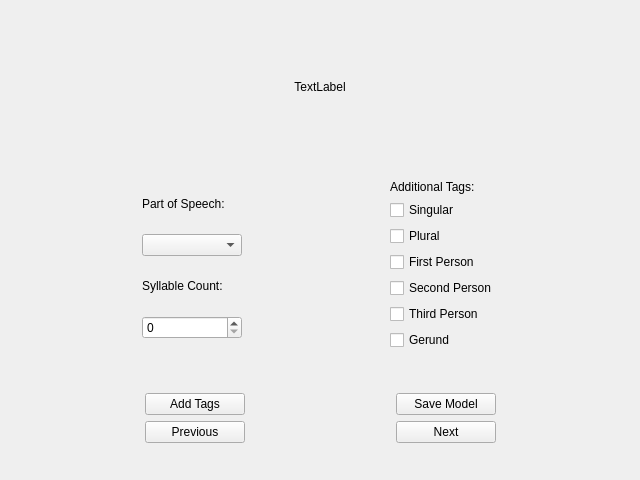
The window that ui/tagger.ui (CtrlAltDeplete/HaikuGrammar) describes before a commit, drawn with Qt 5.
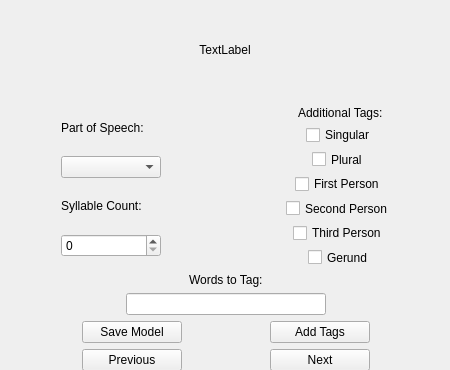
The same window after the commit.

```diff
--- a/ui/tagger.ui
+++ b/ui/tagger.ui
@@ -6,8 +6,8 @@
    <rect>
     <x>0</x>
     <y>0</y>
-    <width>640</width>
-    <height>480</height>
+    <width>450</width>
+    <height>370</height>
    </rect>
   </property>
   <property name="windowTitle">
@@ -18,8 +18,8 @@
     <rect>
      <x>0</x>
      <y>0</y>
-     <width>642</width>
-     <height>481</height>
+     <width>452</width>
+     <height>371</height>
     </rect>
    </property>
    <layout class="QVBoxLayout" name="verticalLayout">
@@ -36,19 +36,22 @@
       </property>
       <property name="minimumSize">
        <size>
-        <width>640</width>
+        <width>450</width>
         <height>100</height>
        </size>
       </property>
       <property name="maximumSize">
        <size>
-        <width>640</width>
+        <width>450</width>
         <height>100</height>
        </size>
       </property>
       <property name="text">
        <string>TextLabel</string>
       </property>
+      <property name="textFormat">
+       <enum>Qt::RichText</enum>
+      </property>
       <property name="alignment">
        <set>Qt::AlignCenter</set>
       </property>
@@ -64,7 +67,7 @@
       </property>
       <item>
        <layout class="QVBoxLayout" name="verticalLayout_2">
-        <item>
+        <item alignment="Qt::AlignHCenter">
          <widget class="QLabel" name="label">
           <property name="sizePolicy">
            <sizepolicy hsizetype="Fixed" vsizetype="Fixed">
@@ -89,7 +92,7 @@
           </property>
          </widget>
         </item>
-        <item>
+        <item alignment="Qt::AlignHCenter">
          <widget class="QComboBox" name="pos_combo_box">
           <property name="sizePolicy">
            <sizepolicy hsizetype="Fixed" vsizetype="Fixed">
@@ -111,7 +114,7 @@
           </property>
          </widget>
         </item>
-        <item>
+        <item alignment="Qt::AlignHCenter">
          <widget class="QLabel" name="label_2">
           <property name="sizePolicy">
            <sizepolicy hsizetype="Fixed" vsizetype="Fixed">
@@ -136,7 +139,7 @@
           </property>
          </widget>
         </item>
-        <item>
+        <item alignment="Qt::AlignHCenter">
          <widget class="QSpinBox" name="syllable_count_spin_box">
           <property name="sizePolicy">
            <sizepolicy hsizetype="Fixed" vsizetype="Fixed">
@@ -156,7 +159,7 @@
       </item>
       <item>
        <layout class="QVBoxLayout" name="verticalLayout_4">
-        <item>
+        <item alignment="Qt::AlignHCenter">
          <widget class="QLabel" name="label_3">
           <property name="sizePolicy">
            <sizepolicy hsizetype="Fixed" vsizetype="Fixed">
@@ -169,7 +172,7 @@
           </property>
          </widget>
         </item>
-        <item>
+        <item alignment="Qt::AlignHCenter">
          <widget class="QCheckBox" name="singular_radio">
           <property name="sizePolicy">
            <sizepolicy hsizetype="Fixed" vsizetype="Fixed">
@@ -182,7 +185,7 @@
           </property>
          </widget>
         </item>
-        <item>
+        <item alignment="Qt::AlignHCenter">
          <widget class="QCheckBox" name="plural_radio">
           <property name="sizePolicy">
            <sizepolicy hsizetype="Fixed" vsizetype="Fixed">
@@ -195,7 +198,7 @@
           </property>
          </widget>
         </item>
-        <item>
+        <item alignment="Qt::AlignHCenter">
          <widget class="QCheckBox" name="first_person_radio">
           <property name="sizePolicy">
            <sizepolicy hsizetype="Fixed" vsizetype="Fixed">
@@ -208,7 +211,7 @@
           </property>
          </widget>
         </item>
-        <item>
+        <item alignment="Qt::AlignHCenter">
          <widget class="QCheckBox" name="second_person_radio">
           <property name="sizePolicy">
            <sizepolicy hsizetype="Fixed" vsizetype="Fixed">
@@ -221,7 +224,7 @@
           </property>
          </widget>
         </item>
-        <item>
+        <item alignment="Qt::AlignHCenter">
          <widget class="QCheckBox" name="third_person_radio">
           <property name="sizePolicy">
            <sizepolicy hsizetype="Fixed" vsizetype="Fixed">
@@ -234,7 +237,7 @@
           </property>
          </widget>
         </item>
-        <item>
+        <item alignment="Qt::AlignHCenter">
          <widget class="QCheckBox" name="gerund_radio">
           <property name="sizePolicy">
            <sizepolicy hsizetype="Fixed" vsizetype="Fixed">
@@ -251,59 +254,41 @@
       </item>
      </layout>
     </item>
+    <item alignment="Qt::AlignHCenter">
+     <widget class="QLabel" name="label_4">
+      <property name="sizePolicy">
+       <sizepolicy hsizetype="Fixed" vsizetype="Fixed">
+        <horstretch>0</horstretch>
+        <verstretch>0</verstretch>
+       </sizepolicy>
+      </property>
+      <property name="text">
+       <string>Words to Tag:</string>
+      </property>
+     </widget>
+    </item>
+    <item alignment="Qt::AlignHCenter">
+     <widget class="QLineEdit" name="word_to_tag">
+      <property name="sizePolicy">
+       <sizepolicy hsizetype="Fixed" vsizetype="Fixed">
+        <horstretch>0</horstretch>
+        <verstretch>0</verstretch>
+       </sizepolicy>
+      </property>
+      <property name="minimumSize">
+       <size>
+        <width>200</width>
+        <height>0</height>
+       </size>
+      </property>
+      <property name="alignment">
+       <set>Qt::AlignCenter</set>
+      </property>
+     </widget>
+    </item>
     <item>
      <layout class="QGridLayout" name="gridLayout">
-      <item row="0" column="1">
-       <widget class="QPushButton" name="save_button">
-        <property name="sizePolicy">
-         <sizepolicy hsizetype="Fixed" vsizetype="Fixed">
-          <horstretch>0</horstretch>
-          <verstretch>0</verstretch>
-         </sizepolicy>
-        </property>
-        <property name="minimumSize">
-         <size>
-          <width>100</width>
-          <height>0</height>
-         </size>
-        </property>
-        <property name="maximumSize">
-         <size>
-          <width>100</width>
-          <height>16777215</height>
-         </size>
-        </property>
-        <property name="text">
-         <string>Save Model</string>
-        </property>
-       </widget>
-      </item>
-      <item row="0" column="0">
-       <widget class="QPushButton" name="add_button">
-        <property name="sizePolicy">
-         <sizepolicy hsizetype="Fixed" vsizetype="Fixed">
-          <horstretch>0</horstretch>
-          <verstretch>0</verstretch>
-         </sizepolicy>
-        </property>
-        <property name="minimumSize">
-         <size>
-          <width>100</width>
-          <height>0</height>
-         </size>
-        </property>
-        <property name="maximumSize">
-         <size>
-          <width>100</width>
-          <height>16777215</height>
-         </size>
-        </property>
-        <property name="text">
-         <string>Add Tags</string>
-        </property>
-       </widget>
-      </item>
-      <item row="1" column="0">
+      <item row="2" column="0">
        <widget class="QPushButton" name="previous_button">
         <property name="sizePolicy">
          <sizepolicy hsizetype="Fixed" vsizetype="Fixed">
@@ -328,7 +313,7 @@
         </property>
        </widget>
       </item>
-      <item row="1" column="1">
+      <item row="2" column="1">
        <widget class="QPushButton" name="next_button">
         <property name="sizePolicy">
          <sizepolicy hsizetype="Fixed" vsizetype="Fixed">
@@ -353,6 +338,56 @@
         </property>
        </widget>
       </item>
+      <item row="1" column="0">
+       <widget class="QPushButton" name="save_button">
+        <property name="sizePolicy">
+         <sizepolicy hsizetype="Fixed" vsizetype="Fixed">
+          <horstretch>0</horstretch>
+          <verstretch>0</verstretch>
+         </sizepolicy>
+        </property>
+        <property name="minimumSize">
+         <size>
+          <width>100</width>
+          <height>0</height>
+         </size>
+        </property>
+        <property name="maximumSize">
+         <size>
+          <width>100</width>
+          <height>16777215</height>
+         </size>
+        </property>
+        <property name="text">
+         <string>Save Model</string>
+        </property>
+       </widget>
+      </item>
+      <item row="1" column="1">
+       <widget class="QPushButton" name="add_button">
+        <property name="sizePolicy">
+         <sizepolicy hsizetype="Fixed" vsizetype="Fixed">
+          <horstretch>0</horstretch>
+          <verstretch>0</verstretch>
+         </sizepolicy>
+        </property>
+        <property name="minimumSize">
+         <size>
+          <width>100</width>
+          <height>0</height>
+         </size>
+        </property>
+        <property name="maximumSize">
+         <size>
+          <width>100</width>
+          <height>16777215</height>
+         </size>
+        </property>
+        <property name="text">
+         <string>Add Tags</string>
+        </property>
+       </widget>
+      </item>
      </layout>
     </item>
    </layout>
```
